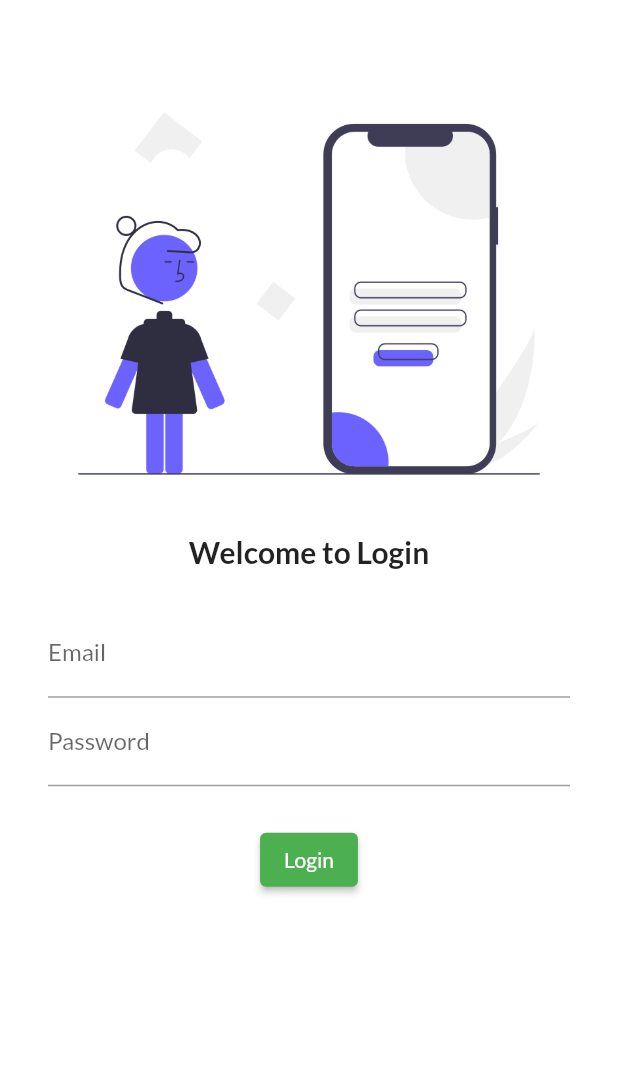
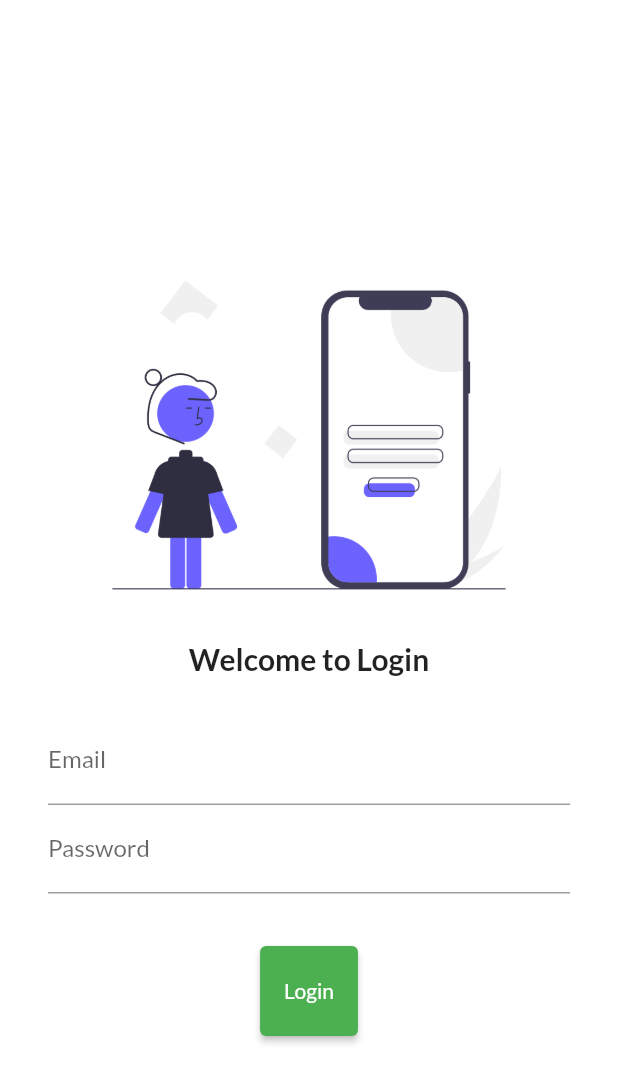
Before and after one commit to iahmadj/Login_flutter, a Flutter app: the screen it shows after launch, on a phone screen of 412 x 824 dp. Shown: the top 1083 px of the screen. Run offline on Flutter 3.47's test engine with Material 2 defaults, Android fonts, the light colour scheme and no system bars; our stand-ins replace google_fonts.

Commit message:
7 mar commit done

```diff
--- a/analysis_options.yaml
+++ b/analysis_options.yaml
@@ -22,6 +22,8 @@ linter:
   # `// ignore_for_file: name_of_lint` syntax on the line or in the file
   # producing the lint.
   rules:
+      prefer_const_constructors : false
+
     # avoid_print: false  # Uncomment to disable the `avoid_print` rule
     # prefer_single_quotes: true  # Uncomment to enable the `prefer_single_quotes` rule
 
--- a/lib/main.dart
+++ b/lib/main.dart
@@ -1,6 +1,7 @@
 import 'package:flutter/material.dart';
 import 'package:flutter_myapp/pages/home_page.dart';
 import 'package:flutter_myapp/pages/login_page.dart';
+import 'package:flutter_myapp/utils/routes.dart';
 import 'package:google_fonts/google_fonts.dart';
 
 void main() {
@@ -23,8 +24,8 @@ class MyApp extends StatelessWidget {
       darkTheme: ThemeData(brightness: Brightness.dark),
       initialRoute: '/login',
       routes: {
-        '/': (context) => HomePage(),
-        '/login': (context) => LoginPage()
+         MyRoutes.homeRoute: (context) => HomePage(),
+         MyRoutes.loginRoute: (context) => LoginPage()
       },
     );
   }
--- a/lib/pages/login_page.dart
+++ b/lib/pages/login_page.dart
@@ -1,4 +1,5 @@
 import 'package:flutter/material.dart';
+import 'package:flutter_myapp/utils/routes.dart';
 
 class LoginPage extends StatelessWidget {
   const LoginPage({Key? key}) : super(key: key);
@@ -8,11 +9,16 @@ class LoginPage extends StatelessWidget {
     return Material(
         color: Colors.white,
         child: Center(
+            child: SingleChildScrollView(
           child: Column(children: [
             SizedBox(
               height: 40.0,
             ),
-          Image.asset("assets/images/login_image.png", fit: BoxFit.cover),
+            Image.asset(
+              "assets/images/login_image.png",
+              fit: BoxFit.cover,
+              scale: 2.7,
+            ),
             SizedBox(
               height: 5.0,
             ),
@@ -33,22 +39,23 @@ class LoginPage extends StatelessWidget {
                   TextFormField(
                     obscureText: true,
                     decoration: InputDecoration(
-                      hintText: "Please Enter Password", labelText: "Password"),
+                        hintText: "Please Enter Password",
+                        labelText: "Password"),
                   ),
                   SizedBox(
-                  height: 25.0,
+                    height: 35.0,
                   ),
                   ElevatedButton(
                       child: Text("Login"),
                       style: TextButton.styleFrom(
-                      shadowColor: Colors.black
-                    ),
+                          shadowColor: Colors.black, minimumSize: Size(30, 60)),
                       onPressed: () {
-                      print("Hi");
+                        Navigator.pushNamed(context, MyRoutes.homeRoute);
                       })
                 ],
               ),
             )
-        ])));
+          ]),
+        )));
   }
 }
--- /dev/null
+++ b/lib/utils/routes.dart
@@ -0,0 +1,4 @@
+class MyRoutes {
+  static String loginRoute = '/login';
+  static String homeRoute = '/home';
+}
```
Lines whose indentation alone changed are shown as unchanged.
